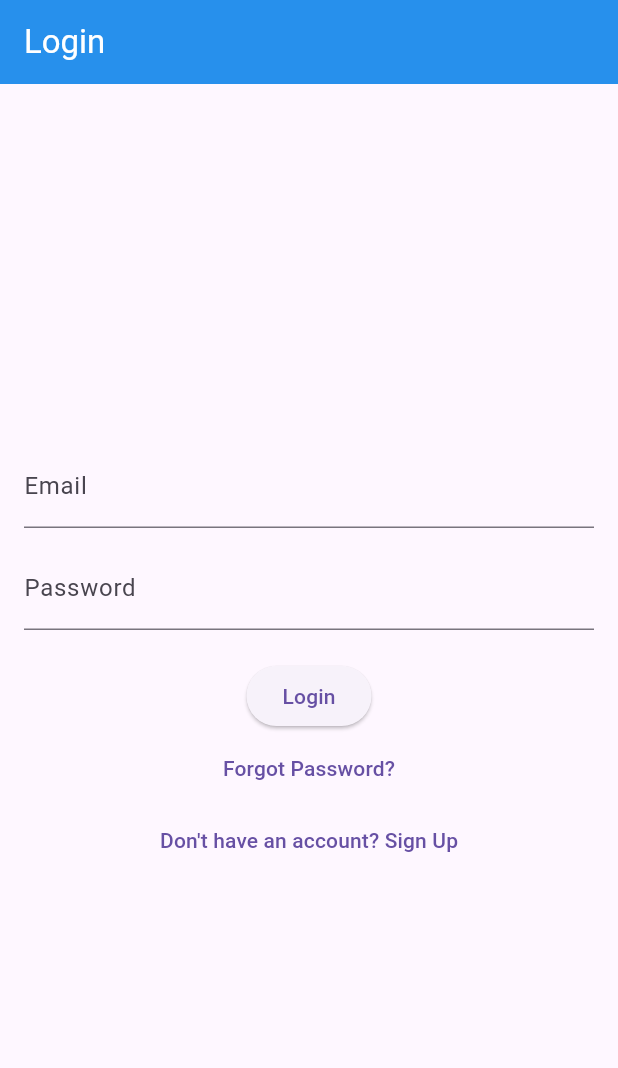
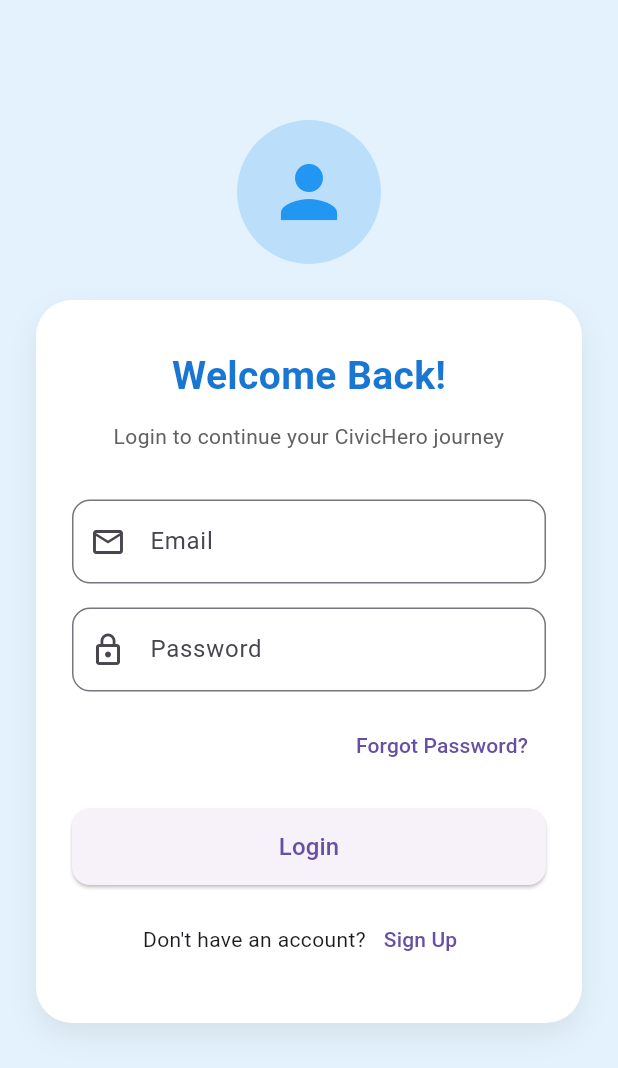
Before and after one commit to kavin200506/departmentselection, a Flutter app: the screen it shows after launch, on a phone screen of 412 x 824 dp. Shown: the top 1068 px of the screen. Run offline on Flutter 3.47's test engine with Material 3 defaults, Android fonts, the phone set to English and light mode, and no system bars; our stand-ins replace camera, firebase_auth, firebase_core, geocoding, geolocator; accounts and stored records are empty.

Commit message:
Ippothaikku pothum

```diff
--- a/departmentselection/lib/screens/login_screen.dart
+++ b/departmentselection/lib/screens/login_screen.dart
@@ -1,7 +1,7 @@
 import 'package:flutter/material.dart';
 import 'package:firebase_auth/firebase_auth.dart';
-import 'home_screen.dart';        // Import your HomeScreen here
-import 'register_screen.dart';    // Import your RegisterScreen here
+import 'home_screen.dart';        // Import your actual HomeScreen widget here
+import 'register_screen.dart';    // Import your actual RegisterScreen widget here
 
 class LoginScreen extends StatefulWidget {
   const LoginScreen({super.key});
@@ -13,92 +13,165 @@ class _LoginScreenState extends State<LoginScreen> {
   final TextEditingController emailController = TextEditingController();
   final TextEditingController passwordController = TextEditingController();
   String errorMessage = '';
+  bool loading = false;
 
   Future<void> signIn() async {
+    setState(() => loading = true);
     try {
       await FirebaseAuth.instance.signInWithEmailAndPassword(
         email: emailController.text.trim(),
         password: passwordController.text,
       );
-      // Navigate to your HomeScreen after successful login:
       Navigator.pushReplacement(
         context,
-        MaterialPageRoute(builder: (context) => const HomeScreen()),
+        MaterialPageRoute(builder: (context) => HomeScreen()),
       );
     } on FirebaseAuthException catch (e) {
       setState(() {
         errorMessage = e.message ?? "Login failed";
       });
+    } finally {
+      setState(() => loading = false);
     }
   }
 
   Future<void> resetPassword() async {
     if (emailController.text.isEmpty) {
-      setState(() {
-        errorMessage = "Please enter your email to reset password.";
-      });
+      setState(() => errorMessage = "Please enter email to reset password.");
       return;
     }
     try {
       await FirebaseAuth.instance.sendPasswordResetEmail(
         email: emailController.text.trim(),
       );
-      setState(() {
-        errorMessage = "Password reset email sent! Check your inbox.";
-      });
+      setState(() =>
+          errorMessage = "Password reset link sent! Check your inbox.");
     } on FirebaseAuthException catch (e) {
-      setState(() {
-        errorMessage = e.message ?? "Could not send reset email.";
-      });
+      setState(() =>
+          errorMessage = e.message ?? "Could not send reset email.");
     }
   }
 
   @override
   Widget build(BuildContext context) {
     return Scaffold(
-      appBar: AppBar(title: const Text("Login")),
-      body: Padding(
-        padding: const EdgeInsets.all(16),
+      backgroundColor: Colors.blue.shade50,
+      body: SingleChildScrollView(
+        child: Center(
+          child: Padding(
+            padding: const EdgeInsets.symmetric(horizontal: 24, vertical: 80),
             child: Column(
               mainAxisAlignment: MainAxisAlignment.center,
               children: [
+                // Logo/Artwork
+                CircleAvatar(
+                  radius: 48,
+                  backgroundColor: Colors.blue.shade100,
+                  child: Icon(Icons.person, color: Colors.blue, size: 56),
+                ),
+                const SizedBox(height: 24),
+                // Login Container
+                Container(
+                  padding: const EdgeInsets.symmetric(horizontal: 24, vertical: 32),
+                  decoration: BoxDecoration(
+                    color: Colors.white,
+                    borderRadius: BorderRadius.circular(24),
+                    boxShadow: [
+                      BoxShadow(
+                        color: Colors.grey.withOpacity(0.2),
+                        blurRadius: 16,
+                        offset: Offset(0, 8),
+                      ),
+                    ],
+                  ),
+                  child: Column(
+                    children: [
+                      Text("Welcome Back!", style: TextStyle(
+                        fontWeight: FontWeight.bold, fontSize: 26, color: Colors.blue.shade700,
+                      )),
+                      const SizedBox(height: 12),
+                      Text(
+                        "Login to continue your CivicHero journey",
+                        style: TextStyle(fontSize: 14, color: Colors.grey[700]),
+                        textAlign: TextAlign.center,
+                      ),
+                      const SizedBox(height: 32),
                       TextField(
                         controller: emailController,
-              decoration: const InputDecoration(labelText: "Email"),
+                        decoration: InputDecoration(
+                          labelText: "Email",
+                          prefixIcon: Icon(Icons.email_outlined),
+                          border: OutlineInputBorder(
+                            borderRadius: BorderRadius.circular(12),
                           ),
-            const SizedBox(height: 12),
+                        ),
+                      ),
+                      const SizedBox(height: 16),
                       TextField(
                         controller: passwordController,
                         obscureText: true,
-              decoration: const InputDecoration(labelText: "Password"),
+                        decoration: InputDecoration(
+                          labelText: "Password",
+                          prefixIcon: Icon(Icons.lock_outline),
+                          border: OutlineInputBorder(
+                            borderRadius: BorderRadius.circular(12),
                           ),
-            const SizedBox(height: 20),
-            ElevatedButton(
-              onPressed: signIn,
-              child: const Text("Login"),
                         ),
-            TextButton(
+                      ),
+                      const SizedBox(height: 12),
+                      Align(
+                        alignment: Alignment.centerRight,
+                        child: TextButton(
                           onPressed: resetPassword,
-              child: const Text("Forgot Password?"),
+                          child: Text("Forgot Password?"),
+                        ),
                       ),
                       if (errorMessage.isNotEmpty)
                         Padding(
-                padding: const EdgeInsets.only(top: 16),
-                child: Text(
-                  errorMessage,
-                  style: const TextStyle(color: Colors.red),
+                          padding: const EdgeInsets.only(top: 8),
+                          child: Text(errorMessage,
+                              style: TextStyle(color: Colors.red)),
+                        ),
+                      const SizedBox(height: 18),
+                      SizedBox(
+                        width: double.infinity,
+                        child: ElevatedButton(
+                          onPressed: loading ? null : signIn,
+                          child: loading
+                              ? const CircularProgressIndicator(color: Colors.white)
+                              : const Text("Login", style: TextStyle(fontSize: 16)),
+                          style: ElevatedButton.styleFrom(
+                            padding: const EdgeInsets.symmetric(vertical: 14),
+                            shape: RoundedRectangleBorder(
+                              borderRadius: BorderRadius.circular(12),
                             ),
                           ),
+                        ),
+                      ),
+                      const SizedBox(height: 12),
+                      Row(
+                        mainAxisAlignment: MainAxisAlignment.center,
+                        children: [
+                          const Text("Don't have an account?"),
                           TextButton(
                             onPressed: () {
                               Navigator.push(
                                 context,
-                  MaterialPageRoute(builder: (context) => const RegisterScreen()),
+                                MaterialPageRoute(
+                                  builder: (context) => RegisterScreen(),
+                                ),
                               );
                             },
-              child: const Text("Don't have an account? Sign Up"),
+                            child: const Text("Sign Up"),
                           ),
                         ],
+                      ),
+                    ],
+                  ),
+                ),
+              ],
+            ),
+          ),
         ),
       ),
     );
--- a/departmentselection/pubspec.yaml
+++ b/departmentselection/pubspec.yaml
@@ -9,6 +9,7 @@ environment:
   flutter: ">=3.0.0"
 
 dependencies:
+  cloud_firestore: ^6.0.1
   firebase_core: ^4.1.0
   firebase_auth: ^6.0.2
 
@@ -16,7 +17,7 @@ dependencies:
     sdk: flutter
   cupertino_icons: ^1.0.6
   camera: ^0.10.5
-  geolocator: ^10.1.0
+  geolocator: ^10.0.0
   geocoding: ^2.1.1
 
 dev_dependencies:
```
Also changed, not shown: departmentselection/lib/screens/edit_profile_screen.dart (added, +13 -0 lines), departmentselection/lib/screens/home_screen.dart (+36 -2 lines), departmentselection/lib/screens/profile_screen.dart (line endings or trailing spaces), departmentselection/pubspec.lock, 3 other files. Lines whose indentation alone changed are shown as unchanged.
